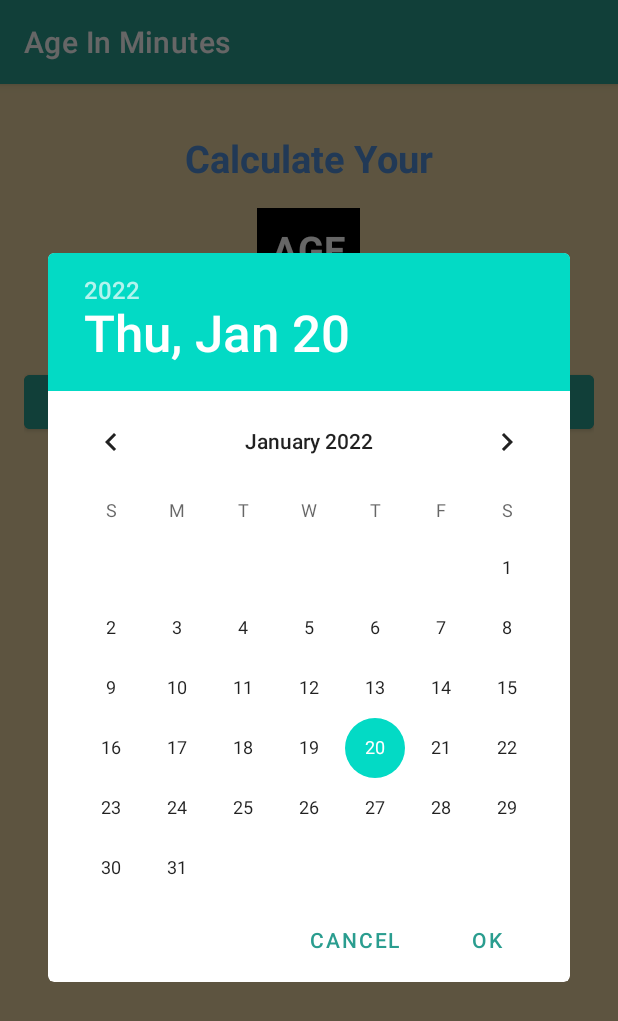
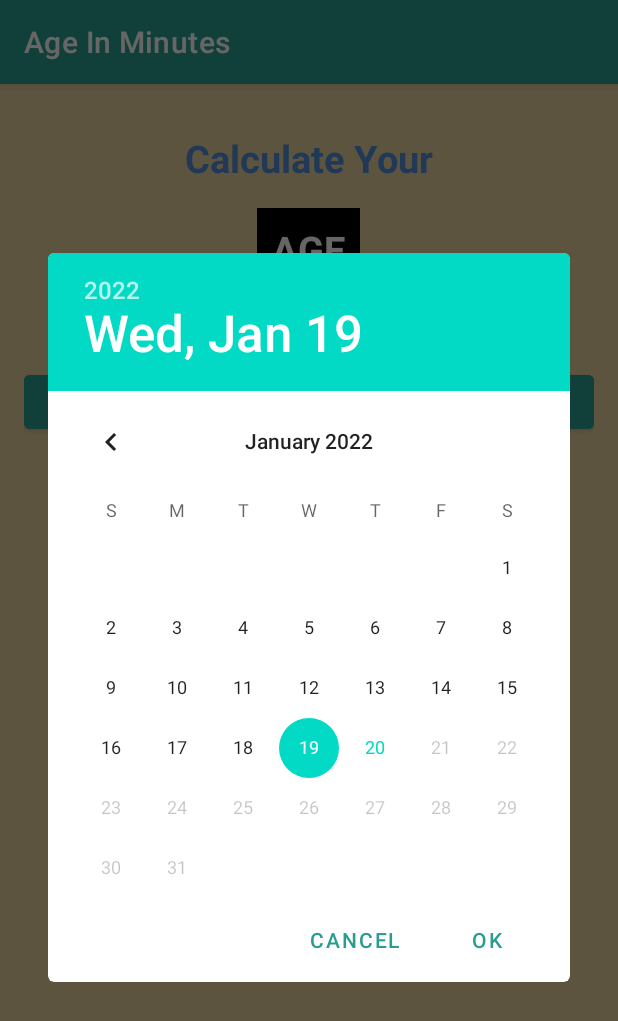
Before and after one commit to DevanshuChauhan1999/AgeInMinutes, an Android app: the screen it shows after launch (MainActivity), after a tap on "SELECT DATE", on a phone screen of 412 x 824 dp. Shown: the top 1021 px of the screen. Run offline under Robolectric (Android 15) with nearby library versions, the phone set to English and light mode, and no system bars.

```diff
--- a/app/src/main/java/com/example/ageinminutes/MainActivity.kt
+++ b/app/src/main/java/com/example/ageinminutes/MainActivity.kt
@@ -7,11 +7,14 @@ import android.widget.Button
 import android.widget.DatePicker
 import android.widget.TextView
 import android.widget.Toast
+import org.w3c.dom.Text
+import java.text.SimpleDateFormat
 import java.util.*
 
 class MainActivity : AppCompatActivity() {
 
     private  var tvSelectedDate : TextView?= null
+    private var tvAgeInMinutes: TextView?=null
 
     override fun onCreate(savedInstanceState: Bundle?) {
         super.onCreate(savedInstanceState)
@@ -19,6 +22,7 @@ class MainActivity : AppCompatActivity() {
 
         val btnDatePicker: Button = findViewById(R.id.btnDatePicker)
         tvSelectedDate = findViewById(R.id.tvSelectedDate)
+        tvAgeInMinutes= findViewById(R.id.tvAgeInMinutes)
 
         btnDatePicker.setOnClickListener {
 
@@ -27,21 +31,39 @@ class MainActivity : AppCompatActivity() {
         }
 
     }
-    fun clickDatePicker(){
+    private fun clickDatePicker(){
         //Initialize variables for DatePickerDialog()
         val mycalender = Calendar.getInstance()
         val year = mycalender.get(Calendar.YEAR)
         val month = mycalender.get(Calendar.MONTH)
         val day = mycalender.get(Calendar.DAY_OF_MONTH)
 
-        DatePickerDialog(this,
-            DatePickerDialog.OnDateSetListener { view , selecedyear,  selectedmonth, selecteddayofMonth  ->
+        val dpd= DatePickerDialog(this,
+            { _, selecedyear, selectedmonth, selecteddayofMonth  ->
                 Toast.makeText(this, "Date worked $selecedyear ${selectedmonth+1} $selecteddayofMonth",Toast.LENGTH_SHORT).show()
+
+                val selectedDate = "$selecteddayofMonth/${selectedmonth+1}/$selecedyear"
+                tvSelectedDate?.text = selectedDate
+
+                val sdf = SimpleDateFormat("dd/MM/yyyy", Locale.ENGLISH)
+                val theDate  = sdf.parse(selectedDate)
+                theDate?.let {
+                    val selectedDateInMinutes = theDate.time/6000
+
+                    val currentDate =sdf.parse(sdf.format(System.currentTimeMillis()))
+                    val currentDateInMinutes= currentDate.time/ 6000
+
+                    val differenceInMinutes= currentDateInMinutes-selectedDateInMinutes
+                    tvAgeInMinutes?.text= differenceInMinutes.toString()
+                }
+
             },
             year,
             month,
             day
-        ).show()
+        )
+            dpd.datePicker.maxDate = System.currentTimeMillis()-86400000
+            dpd.show()
 
 
         //Toast.makeText(this, "button date picker displayed",Toast.LENGTH_SHORT).show()
--- a/app/src/main/res/layout/activity_main.xml
+++ b/app/src/main/res/layout/activity_main.xml
@@ -1,6 +1,5 @@
 <?xml version="1.0" encoding="utf-8"?>
 <LinearLayout xmlns:android="http://schemas.android.com/apk/res/android"
-    xmlns:app="http://schemas.android.com/apk/res-auto"
     xmlns:tools="http://schemas.android.com/tools"
     android:layout_width="match_parent"
     android:layout_height="match_parent"
@@ -15,7 +14,7 @@
         android:layout_width="wrap_content"
         android:layout_height="wrap_content"
         android:layout_marginTop="16sp"
-        android:text="Calculate Your"
+        android:text="@string/calculate_your"
         android:textColor="@color/textRed"
         android:textSize="25sp"
         android:textStyle="bold"
@@ -25,7 +24,7 @@
         android:layout_width="wrap_content"
         android:layout_height="wrap_content"
         android:layout_marginTop="16sp"
-        android:text="AGE"
+        android:text="@string/age"
         android:padding="10dp"
         android:background="@color/black"
         android:textColor="@color/white"
@@ -36,7 +35,7 @@
         android:layout_width="wrap_content"
         android:layout_height="wrap_content"
         android:layout_marginTop="16sp"
-        android:text="In Minutes"
+        android:text="@string/in_minutes"
         android:textColor="@color/textRed"
         android:textSize="25sp"
         android:textStyle="bold"
@@ -49,7 +48,7 @@
         android:textColor="@color/black"
         android:textStyle="bold"
         android:textSize="18sp"
-        android:text="Select Date"
+        android:text="@string/select_date"
         />
 
     <TextView
@@ -57,7 +56,7 @@
         android:layout_width="wrap_content"
         android:layout_height="wrap_content"
         android:layout_marginTop="16sp"
-        android:text="00/00/0000"
+        android:text="@string/_00_00_0000"
         android:textColor="@color/text2"
         android:textSize="20sp"
         />
@@ -65,16 +64,17 @@
     <TextView
         android:layout_width="wrap_content"
         android:layout_height="wrap_content"
-        android:text="Selected Date"
+        android:text="@string/selected_date"
         android:textColor="@color/textRed"
         android:textSize="15sp"
         />
 
     <TextView
+        android:id="@+id/tvAgeInMinutes"
         android:layout_width="wrap_content"
         android:layout_height="wrap_content"
         android:layout_marginTop="16sp"
-        android:text="0000"
+        android:text="@string/_0000"
         android:textColor="@color/text2"
         android:textSize="35sp"
         />
@@ -82,7 +82,7 @@
     <TextView
         android:layout_width="wrap_content"
         android:layout_height="wrap_content"
-        android:text="Minutes"
+        android:text="@string/minutes"
         android:textColor="@color/textRed"
         android:textSize="15sp"
         />
--- a/app/src/main/res/values/strings.xml
+++ b/app/src/main/res/values/strings.xml
@@ -1,3 +1,11 @@
 <resources>
     <string name="app_name">Age In Minutes</string>
+    <string name="selected_date">Selected Date</string>
+    <string name="_00_00_0000">00/00/0000</string>
+    <string name="select_date">Select Date</string>
+    <string name="in_minutes">In Minutes</string>
+    <string name="age">AGE</string>
+    <string name="calculate_your">Calculate Your</string>
+    <string name="_0000">0000</string>
+    <string name="minutes">Minutes</string>
 </resources>
```
